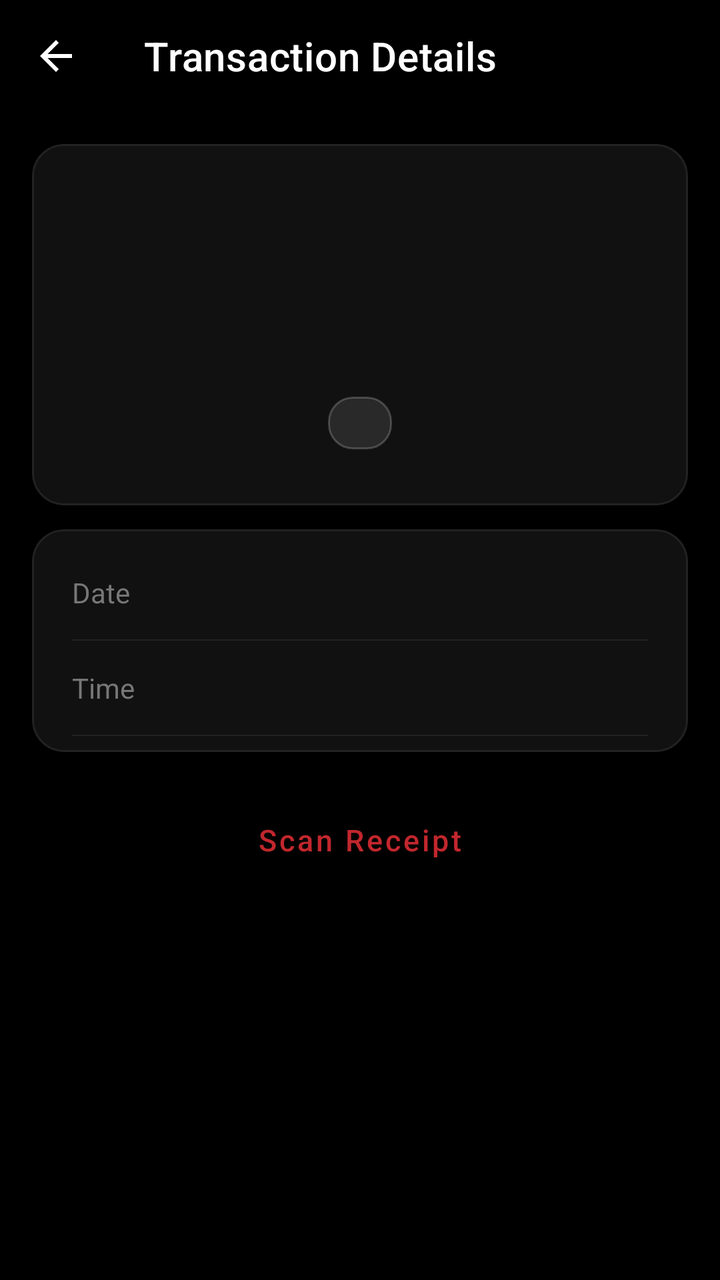
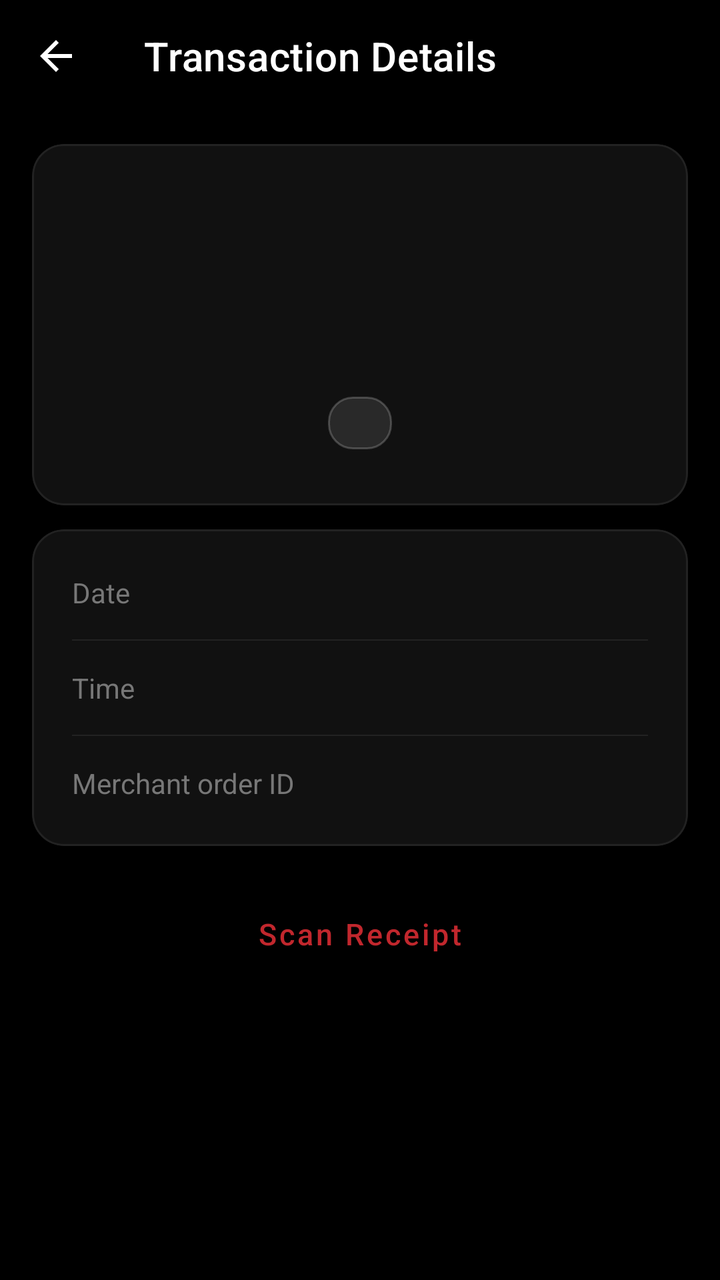

Screens rendered from an Android XML layout before and after an edit, with the pre-edit source and the edit as a unified diff.
<!-- AndroidManifest.xml: activity theme Theme.VeyraWallet.NoActionBar -->
<!-- res/layout/activity_transaction_detail.xml -->
<?xml version="1.0" encoding="utf-8"?>
<androidx.coordinatorlayout.widget.CoordinatorLayout xmlns:android="http://schemas.android.com/apk/res/android"
    xmlns:app="http://schemas.android.com/apk/res-auto"
    android:layout_width="match_parent"
    android:layout_height="match_parent"
    android:background="@android:color/black">

    <com.google.android.material.appbar.AppBarLayout
        android:layout_width="match_parent"
        android:layout_height="wrap_content"
        android:background="@android:color/black"
        app:elevation="0dp">

        <com.google.android.material.appbar.MaterialToolbar
            android:id="@+id/toolbar"
            android:layout_width="match_parent"
            android:layout_height="?attr/actionBarSize"
            android:background="@android:color/black"
            app:navigationIcon="?attr/homeAsUpIndicator"
            app:navigationIconTint="@android:color/white"
            app:title="Transaction Details"
            app:titleTextColor="@android:color/white" />

    </com.google.android.material.appbar.AppBarLayout>

    <ScrollView
        android:layout_width="match_parent"
        android:layout_height="match_parent"
        android:fillViewport="false"
        app:layout_behavior="@string/appbar_scrolling_view_behavior">

        <LinearLayout
            android:layout_width="match_parent"
            android:layout_height="wrap_content"
            android:orientation="vertical"
            android:padding="16dp">

            
            <com.google.android.material.card.MaterialCardView
                android:layout_width="match_parent"
                android:layout_height="wrap_content"
                android:layout_marginBottom="12dp"
                app:cardBackgroundColor="#111111"
                app:cardCornerRadius="16dp"
                app:cardElevation="4dp"
                app:strokeColor="#222222"
                app:strokeWidth="1dp">

                <LinearLayout
                    android:layout_width="match_parent"
                    android:layout_height="wrap_content"
                    android:orientation="vertical"
                    android:gravity="center"
                    android:paddingTop="32dp"
                    android:paddingBottom="28dp"
                    android:paddingStart="20dp"
                    android:paddingEnd="20dp">

                    <TextView
                        android:id="@+id/txDetailAmount"
                        android:layout_width="wrap_content"
                        android:layout_height="wrap_content"
                        android:textSize="38sp"
                        android:textStyle="bold"
                        android:textColor="@android:color/white" />

                    <TextView
                        android:id="@+id/txDetailMerchant"
                        android:layout_width="wrap_content"
                        android:layout_height="wrap_content"
                        android:textSize="16sp"
                        android:textStyle="bold"
                        android:textColor="@android:color/white"
                        android:layout_marginTop="8dp"
                        android:maxLines="1"
                        android:ellipsize="end"
                        android:gravity="center" />

                    <TextView
                        android:id="@+id/txDetailMerchantAddress"
                        android:layout_width="wrap_content"
                        android:layout_height="wrap_content"
                        android:textSize="13sp"
                        android:textColor="#AAAAAA"
                        android:layout_marginTop="3dp"
                        android:maxLines="2"
                        android:gravity="center"
                        android:visibility="gone" />

                    <TextView
                        android:id="@+id/txDetailStatus"
                        android:layout_width="wrap_content"
                        android:layout_height="wrap_content"
                        android:textSize="12sp"
                        android:textStyle="bold"
                        android:layout_marginTop="14dp"
                        android:paddingStart="16dp"
                        android:paddingEnd="16dp"
                        android:paddingTop="5dp"
                        android:paddingBottom="5dp"
                        android:background="@drawable/bg_status_badge" />

                </LinearLayout>
            </com.google.android.material.card.MaterialCardView>

            
            <com.google.android.material.card.MaterialCardView
                android:layout_width="match_parent"
                android:layout_height="wrap_content"
                android:layout_marginBottom="12dp"
                app:cardBackgroundColor="#111111"
                app:cardCornerRadius="16dp"
                app:cardElevation="4dp"
                app:strokeColor="#222222"
                app:strokeWidth="1dp">

                <LinearLayout
                    android:layout_width="match_parent"
                    android:layout_height="wrap_content"
                    android:orientation="vertical"
                    android:paddingStart="20dp"
                    android:paddingEnd="20dp"
                    android:paddingTop="8dp"
                    android:paddingBottom="8dp">

                    
                    <LinearLayout
                        android:layout_width="match_parent"
                        android:layout_height="wrap_content"
                        android:orientation="horizontal"
                        android:paddingTop="14dp"
                        android:paddingBottom="14dp">
                        <TextView
                            android:layout_width="0dp"
                            android:layout_height="wrap_content"
                            android:layout_weight="1"
                            android:text="Date"
                            android:textSize="14sp"
                            android:textColor="#777777" />
                        <TextView
                            android:id="@+id/txDetailDate"
                            android:layout_width="wrap_content"
                            android:layout_height="wrap_content"
                            android:textSize="14sp"
                            android:textColor="@android:color/white" />
                    </LinearLayout>

                    <View android:layout_width="match_parent" android:layout_height="0.5dp" android:background="#222222" />

                    
                    <LinearLayout
                        android:layout_width="match_parent"
                        android:layout_height="wrap_content"
                        android:orientation="horizontal"
                        android:paddingTop="14dp"
                        android:paddingBottom="14dp">
                        <TextView
                            android:layout_width="0dp"
                            android:layout_height="wrap_content"
                            android:layout_weight="1"
                            android:text="Time"
                            android:textSize="14sp"
                            android:textColor="#777777" />
                        <TextView
                            android:id="@+id/txDetailTime"
                            android:layout_width="wrap_content"
                            android:layout_height="wrap_content"
                            android:textSize="14sp"
                            android:textColor="@android:color/white" />
                    </LinearLayout>

                    <View android:layout_width="match_parent" android:layout_height="0.5dp" android:background="#222222" />

                    
                    <LinearLayout
                        android:id="@+id/rowCurrency"
                        android:layout_width="match_parent"
                        android:layout_height="wrap_content"
                        android:orientation="horizontal"
                        android:paddingTop="14dp"
                        android:paddingBottom="14dp"
                        android:visibility="gone">
                        <TextView
                            android:layout_width="0dp"
                            android:layout_height="wrap_content"
                            android:layout_weight="1"
                            android:text="Currency"
                            android:textSize="14sp"
                            android:textColor="#777777" />
                        <TextView
                            android:id="@+id/txDetailCurrency"
                            android:layout_width="wrap_content"
                            android:layout_height="wrap_content"
                            android:textSize="14sp"
                            android:textColor="@android:color/white" />
                    </LinearLayout>

                    <View
                        android:id="@+id/dividerCurrency"
                        android:layout_width="match_parent"
                        android:layout_height="0.5dp"
                        android:background="#222222"
                        android:visibility="gone" />

                    
                    <LinearLayout
                        android:id="@+id/rowEntryMethod"
                        android:layout_width="match_parent"
                        android:layout_height="wrap_content"
                        android:orientation="horizontal"
                        android:paddingTop="14dp"
                        android:paddingBottom="14dp"
                        android:visibility="gone">
                        <TextView
                            android:layout_width="0dp"
                            android:layout_height="wrap_content"
                            android:layout_weight="1"
                            android:text="@string/tx_detail_paid_by"
                            android:textSize="14sp"
                            android:textColor="#777777" />
                        <TextView
                            android:id="@+id/txDetailEntryMethod"
                            android:layout_width="wrap_content"
                            android:layout_height="wrap_content"
                            android:textSize="14sp"
                            android:textColor="@android:color/white" />
                    </LinearLayout>

                    
                    <LinearLayout
                        android:id="@+id/rowMerchantLocation"
                        android:layout_width="match_parent"
                        android:layout_height="wrap_content"
                        android:orientation="horizontal"
                        android:paddingTop="14dp"
                        android:paddingBottom="14dp"
                        android:visibility="gone">
                        <TextView
                            android:layout_width="0dp"
                            android:layout_height="wrap_content"
                            android:layout_weight="1"
                            android:text="@string/tx_detail_location"
                            android:textSize="14sp"
                            android:textColor="#777777" />
                        <TextView
                            android:id="@+id/txDetailMerchantLocation"
                            android:layout_width="wrap_content"
                            android:layout_height="wrap_content"
                            android:textSize="14sp"
                            android:textColor="@android:color/white" />
                    </LinearLayout>

                    
                    <LinearLayout
                        android:id="@+id/rowReason"
                        android:layout_width="match_parent"
                        android:layout_height="wrap_content"
                        android:orientation="horizontal"
                        android:paddingTop="14dp"
                        android:paddingBottom="14dp"
                        android:visibility="gone">
                        <TextView
                            android:layout_width="0dp"
                            android:layout_height="wrap_content"
                            android:layout_weight="1"
                            android:text="@string/tx_detail_reason"
                            android:textSize="14sp"
                            android:textColor="#777777" />
                        <TextView
                            android:id="@+id/txDetailReason"
                            android:layout_width="wrap_content"
                            android:layout_height="wrap_content"
                            android:textSize="14sp"
                            android:textColor="@android:color/white" />
                    </LinearLayout>

                    <LinearLayout
                        android:id="@+id/rowResponseCode"
                        android:layout_width="match_parent"
                        android:layout_height="wrap_content"
                        android:orientation="horizontal"
                        android:paddingTop="14dp"
                        android:paddingBottom="14dp"
                        android:visibility="gone">
                        <TextView
                            android:layout_width="0dp"
                            android:layout_height="wrap_content"
                            android:layout_weight="1"
                            android:text="@string/tx_detail_response_code"
                            android:textSize="14sp"
                            android:textColor="#777777" />
                        <TextView
                            android:id="@+id/txDetailResponseCode"
                            android:layout_width="wrap_content"
                            android:layout_height="wrap_content"
                            android:textSize="14sp"
                            android:textColor="@android:color/white" />
                    </LinearLayout>

                    
                    <com.google.android.material.button.MaterialButton
                        android:id="@+id/btnCheckStatus"
                        style="@style/Widget.MaterialComponents.Button.OutlinedButton"
                        android:layout_width="match_parent"
                        android:layout_height="wrap_content"
                        android:layout_marginTop="8dp"
                        android:text="@string/status_check_now"
                        android:textAllCaps="false"
                        android:textSize="13sp"
                        android:visibility="gone" />

                    
                    <TextView
                        android:id="@+id/txDetailStatusCheckNote"
                        android:layout_width="match_parent"
                        android:layout_height="wrap_content"
                        android:paddingTop="4dp"
                        android:textSize="12sp"
                        android:textColor="#777777"
                        android:visibility="gone" />

                    
                    <TextView
                        android:id="@+id/txDetailCreditConfirmation"
                        android:layout_width="match_parent"
                        android:layout_height="wrap_content"
                        android:paddingTop="14dp"
                        android:textSize="14sp"
                        android:visibility="gone" />

                    
                    <TextView
                        android:id="@+id/txDetailCreditDetail"
                        android:layout_width="match_parent"
                        android:layout_height="wrap_content"
                        android:paddingTop="4dp"
                        android:textSize="12sp"
                        android:textColor="#777777"
                        android:visibility="gone" />

                    
                    <com.google.android.material.button.MaterialButton
                        android:id="@+id/btnCheckMerchantCredit"
                        style="@style/Widget.MaterialComponents.Button.OutlinedButton"
                        android:layout_width="match_parent"
                        android:layout_height="wrap_content"
                        android:layout_marginTop="8dp"
                        android:text="@string/credit_check_now"
                        android:textAllCaps="false"
                        android:textSize="13sp"
                        android:visibility="gone" />

                    
                    <TextView
                        android:id="@+id/txDetailCreditCheckNote"
                        android:layout_width="match_parent"
                        android:layout_height="wrap_content"
                        android:paddingTop="4dp"
                        android:textSize="12sp"
                        android:textColor="#777777"
                        android:visibility="gone" />

                </LinearLayout>
            </com.google.android.material.card.MaterialCardView>

            
            <com.google.android.material.button.MaterialButton
                android:id="@+id/btnViewReceipt"
                android:layout_width="match_parent"
                android:layout_height="wrap_content"
                android:text="View Receipt"
                android:textAllCaps="false"
                android:textSize="15sp"
                android:visibility="gone" />

            
            <com.google.android.material.button.MaterialButton
                android:id="@+id/btnScanReceipt"
                style="@style/Widget.MaterialComponents.Button.OutlinedButton"
                android:layout_width="match_parent"
                android:layout_height="wrap_content"
                android:layout_marginTop="8dp"
                android:text="Scan Receipt"
                android:textAllCaps="false"
                android:textSize="15sp" />

        </LinearLayout>
    </ScrollView>

</androidx.coordinatorlayout.widget.CoordinatorLayout>
<!-- resources referenced by this layout -->
<resources>
  <!-- drawable bg_status_badge (drawable) -->
  <?xml version="1.0" encoding="utf-8"?>
  <shape xmlns:android="http://schemas.android.com/apk/res/android"
      android:shape="rectangle">
      <solid android:color="#1AFFFFFF" />
      <stroke android:width="1dp" android:color="#33FFFFFF" />
      <corners android:radius="12dp" />
  </shape>
  <string name="credit_check_now">Check merchant credit</string>
  <string name="status_check_now">Check status</string>
  <string name="tx_detail_location">Location</string>
  <string name="tx_detail_paid_by">Paid by</string>
  <string name="tx_detail_reason">Reason</string>
  <string name="tx_detail_response_code">Response code</string>
  <style name="Theme.VeyraWallet.NoActionBar" parent="Theme.VeyraWallet">
          <item name="windowActionBar">false</item>
          <item name="windowNoTitle">true</item>
      </style>
  <style name="Theme.VeyraWallet" parent="Theme.MaterialComponents.DayNight.DarkActionBar">
          <item name="colorPrimary">@color/accent_red</item>
          <item name="colorPrimaryVariant">@color/accent_red_dark</item>
          <item name="colorOnPrimary">@color/white</item>
          <item name="colorSecondary">@color/accent_red</item>
          <item name="colorSecondaryVariant">@color/accent_red_dark</item>
          <item name="colorOnSecondary">@color/white</item>
          <item name="android:statusBarColor">@color/bank_bg</item>
      </style>
  <color name="accent_red">#FFC1272D</color>
  <color name="accent_red_dark">#FF7A0F1E</color>
  <color name="white">#FFFFFFFF</color>
  <color name="bank_bg">#FF000000</color>
</resources>

<!-- the commit's change to res/layout/activity_transaction_detail.xml (unified diff, before → after) -->
@@ -252,6 +252,29 @@
 
                     
                     <LinearLayout
+                        android:id="@+id/rowOrderId"
+                        android:layout_width="match_parent"
+                        android:layout_height="wrap_content"
+                        android:orientation="horizontal"
+                        android:paddingTop="14dp"
+                        android:paddingBottom="14dp">
+                        <TextView
+                            android:layout_width="0dp"
+                            android:layout_height="wrap_content"
+                            android:layout_weight="1"
+                            android:text="@string/tx_detail_order_id"
+                            android:textSize="14sp"
+                            android:textColor="#777777" />
+                        <TextView
+                            android:id="@+id/txDetailOrderId"
+                            android:layout_width="wrap_content"
+                            android:layout_height="wrap_content"
+                            android:textSize="14sp"
+                            android:textColor="@android:color/white" />
+                    </LinearLayout>
+
+                    
+                    <LinearLayout
                         android:id="@+id/rowReason"
                         android:layout_width="match_parent"
                         android:layout_height="wrap_content"
@@ -331,6 +354,16 @@
                     
                     <TextView
                         android:id="@+id/txDetailCreditDetail"
+                        android:layout_width="match_parent"
+                        android:layout_height="wrap_content"
+                        android:paddingTop="4dp"
+                        android:textSize="12sp"
+                        android:textColor="#777777"
+                        android:visibility="gone" />
+
+                    
+                    <TextView
+                        android:id="@+id/txDetailCreditTransactionId"
                         android:layout_width="match_parent"
                         android:layout_height="wrap_content"
                         android:paddingTop="4dp"
<!-- resource entries referenced after the edit -->
@@ -11,6 +11,7 @@
   <string name="credit_check_now">Check merchant credit</string>
   <string name="status_check_now">Check status</string>
   <string name="tx_detail_location">Location</string>
+  <string name="tx_detail_order_id">Merchant order ID</string>
   <string name="tx_detail_paid_by">Paid by</string>
   <string name="tx_detail_reason">Reason</string>
   <string name="tx_detail_response_code">Response code</string>
